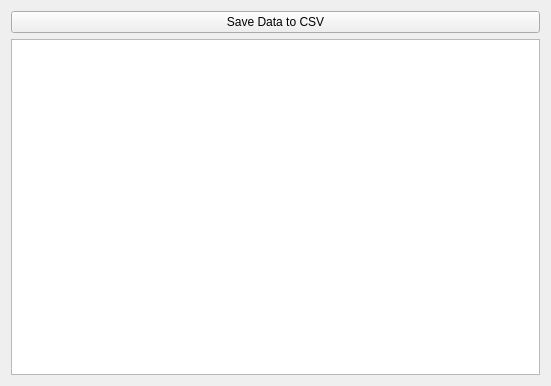
caden-maxwell/nhtsa-scrape, file src/app/ui/CSVTab.ui: the form before one commit.
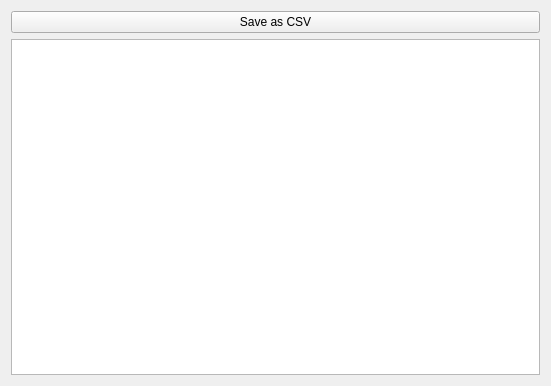
The form after the commit.

Commit message: Fixed images being shown in separate windows

Diff of the .ui file:
```diff
--- a/src/app/ui/CSVTab.ui
+++ b/src/app/ui/CSVTab.ui
@@ -20,7 +20,7 @@
    <item row="0" column="0">
     <widget class="QPushButton" name="saveBtn">
      <property name="text">
-      <string>Save Data to CSV</string>
+      <string>Save as CSV</string>
      </property>
     </widget>
    </item>
```
The commit also changes 7 other files.
